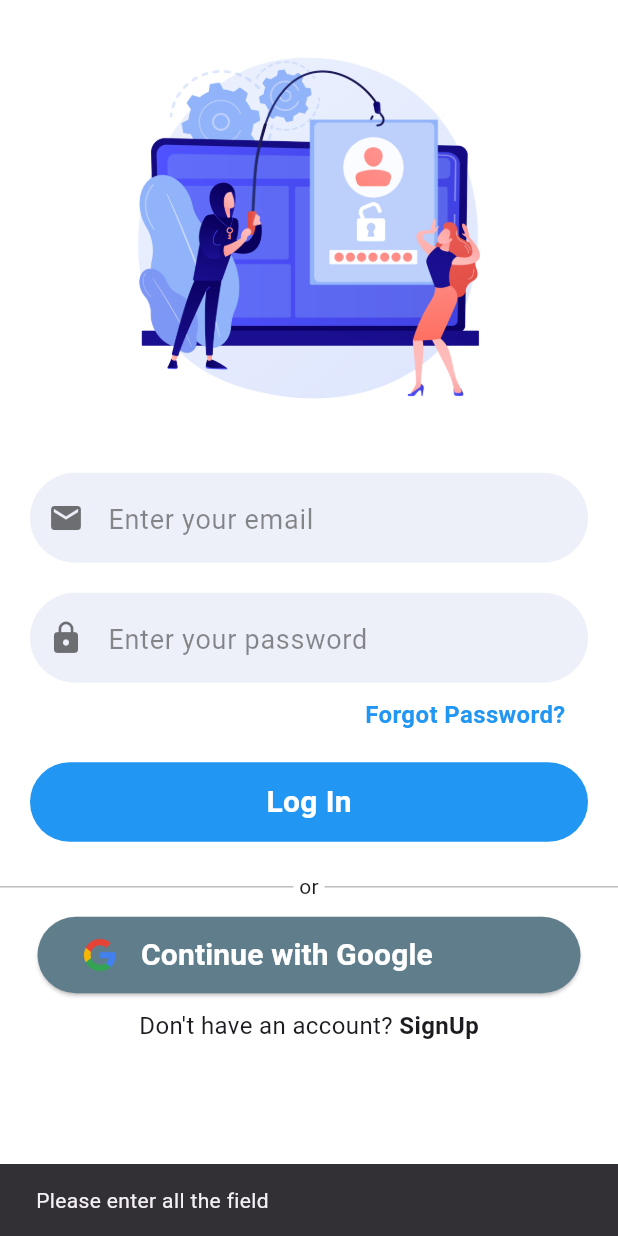
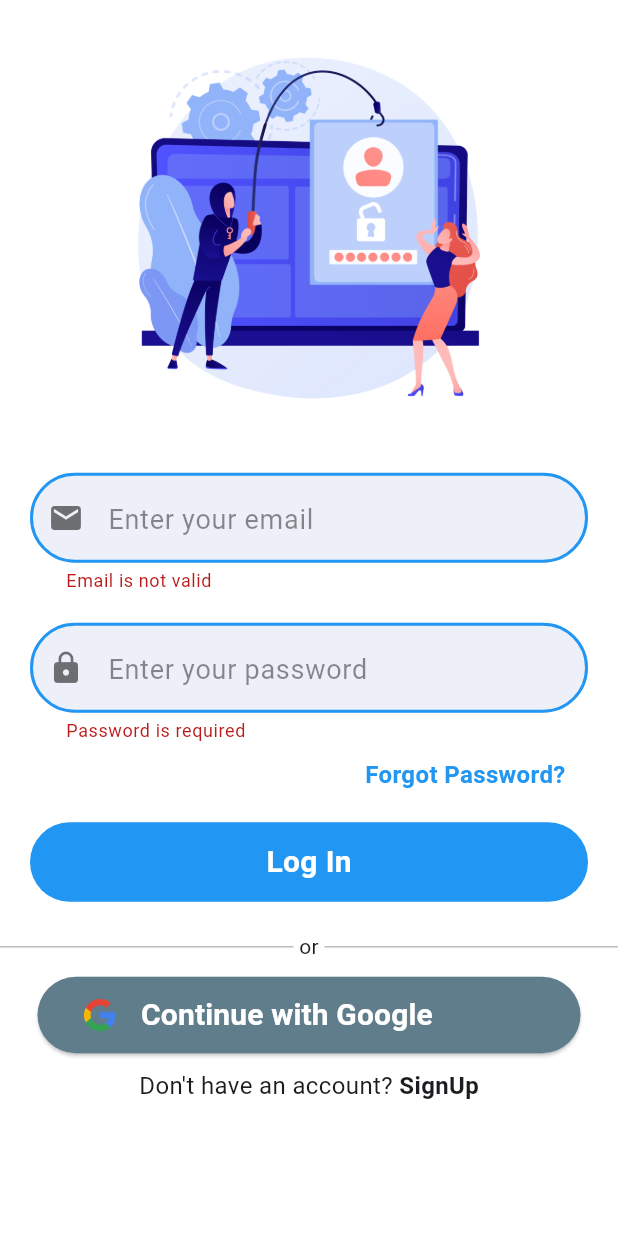
Before and after one commit to Techwiz-5/Moblie, a Flutter app: the screen it shows after launch, after a tap on "Log In", on a phone screen of 412 x 824 dp. Run offline on Flutter 3.47's test engine with Material 3 defaults, Android fonts, the phone set to English and light mode, and no system bars; our stand-ins replace cloud_firestore, firebase_auth, firebase_core, google_sign_in; accounts and stored records are empty.

Commit message:
last fix

```diff
--- a/lib/data/authentication.dart
+++ b/lib/data/authentication.dart
@@ -15,7 +15,7 @@ class AuthServices {
           'email': email,
           'phone': phone,
           'address': address,
-          'role': '0',
+          'role': 'user',
           'uid': credential.user!.uid,
         });
         res = 'Successfully';
--- a/lib/ui/account_screen.dart
+++ b/lib/ui/account_screen.dart
@@ -48,9 +48,9 @@ class _AccountScreenState extends State<AccountScreen> {
               return const Center(child: Text('User data not found'));
             }
             var userData = snapshot.data!.data() as Map<String, dynamic>;
-            if(userData['role'] == '0'){
+            if(userData['role'] == 'user'){
               return UserScreen(userData: userData);
-            } else if(userData['role'] == '2') {
+            } else if(userData['role'] == 'manager') {
               return ManagerScreen(userData: userData);
             }
             return const CircularProgressIndicator();
--- a/lib/ui/home_page.dart
+++ b/lib/ui/home_page.dart
@@ -36,10 +36,10 @@ class _HomeScreenState extends State<HomeScreen> {
           });
         },
         items: const [
-          // BottomNavigationBarItem(
-          //   icon: Icon(Icons.home),
-          //   label: 'Home',
-          // ),
+          BottomNavigationBarItem(
+            icon: Icon(Icons.home),
+            label: 'Home',
+          ),
           BottomNavigationBarItem(
             icon: Icon(Icons.person),
             label: 'User',
--- a/lib/ui/login_screen.dart
+++ b/lib/ui/login_screen.dart
@@ -16,11 +16,15 @@ class LoginScreen extends StatefulWidget {
 }
 
 class _LoginScreenState extends State<LoginScreen> {
+  final _formKeyLogin = GlobalKey<FormState>();
   final TextEditingController emailController = TextEditingController();
   final TextEditingController passwordController = TextEditingController();
   bool isLoading = false;
 
   void loginUser() async {
+    final isValid = _formKeyLogin.currentState!.validate();
+    if(!isValid) return;
+    _formKeyLogin.currentState!.save();
     String res = await AuthServices().loginUser(
         email: emailController.text, password: passwordController.text);
 
@@ -54,7 +58,9 @@ class _LoginScreenState extends State<LoginScreen> {
     double height = MediaQuery.of(context).size.height;
     return Scaffold(
       backgroundColor: Colors.white,
-      body: SingleChildScrollView(
+      body: Form(
+        key: _formKeyLogin,
+        child: SingleChildScrollView(
           child: SizedBox(
             child: Column(
               crossAxisAlignment: CrossAxisAlignment.center,
@@ -69,6 +75,12 @@ class _LoginScreenState extends State<LoginScreen> {
                   hintText: 'Enter your email',
                   icon: Icons.email,
                   textInputType: TextInputType.text,
+                  errorMessage: (value) {
+                    if(value.trim() == '' || !value.contains('@') || value.startsWith(" ")){
+                      return 'Email is not valid';
+                    }
+                    return null;
+                  },
                 ),
                 TextFieldInput(
                   textEditingController: passwordController,
@@ -76,6 +88,12 @@ class _LoginScreenState extends State<LoginScreen> {
                   icon: Icons.lock,
                   textInputType: TextInputType.text,
                   isPass: true,
+                  errorMessage: (value) {
+                    if(value == ''){
+                      return 'Password is required';
+                    }
+                    return null;
+                  },
                 ),
                 const ForgotPassword(),
                 MyButtons(onTap: loginUser, text: 'Log In'),
@@ -169,6 +187,7 @@ class _LoginScreenState extends State<LoginScreen> {
             ),
           ),
         ),
+      ),
     );
   }
 }
--- a/lib/ui/widgets/text_field.dart
+++ b/lib/ui/widgets/text_field.dart
@@ -6,12 +6,14 @@ class TextFieldInput extends StatelessWidget {
   final String hintText;
   final IconData? icon;
   final TextInputType textInputType;
+  final Function(String value)? errorMessage;
   const TextFieldInput({
     super.key,
     required this.textEditingController,
     this.isPass = false,
     required this.hintText,
     this.icon,
+    this.errorMessage,
     required this.textInputType,
   });
 
@@ -19,9 +21,10 @@ class TextFieldInput extends StatelessWidget {
   Widget build(BuildContext context) {
     return Padding(
       padding: const EdgeInsets.symmetric(vertical: 10, horizontal: 20),
-      child: TextField(
+      child: TextFormField(
         style: const TextStyle(fontSize: 20),
         controller: textEditingController,
+        validator: (value) => errorMessage!(value!),
         decoration: InputDecoration(
           prefixIcon: Icon(icon, color: Colors.black54),
           hintText: hintText,
@@ -32,6 +35,10 @@ class TextFieldInput extends StatelessWidget {
           ),
           border: InputBorder.none,
           focusedBorder: OutlineInputBorder(
+            borderSide: const BorderSide(color: Colors.blue, width: 2),
+            borderRadius: BorderRadius.circular(30),
+          ),
+          errorBorder: OutlineInputBorder(
             borderSide: const BorderSide(color: Colors.blue, width: 2),
             borderRadius: BorderRadius.circular(30),
           ),
```
Lines whose indentation alone changed are shown as unchanged.
